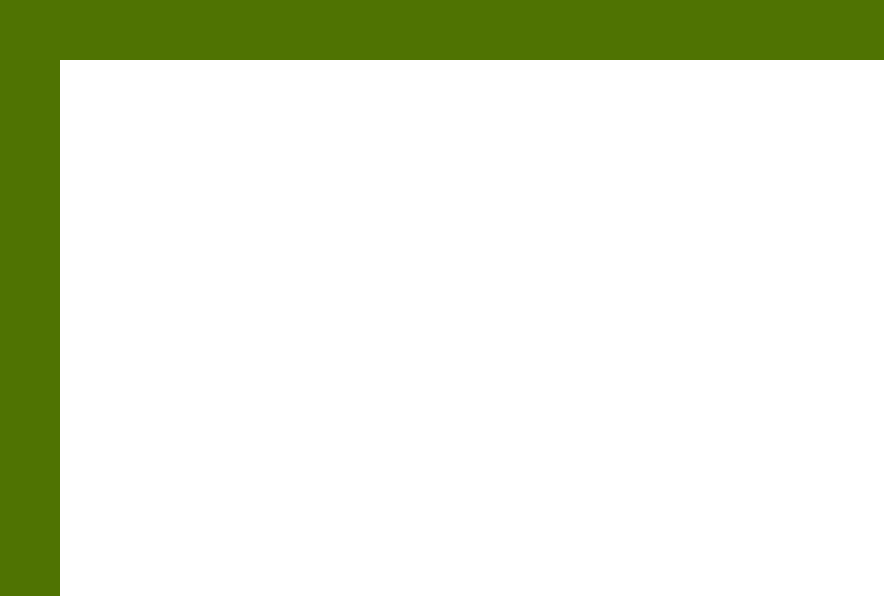
Old version of the form encargado.ui in the repository FernandoHS-0/Sabware.
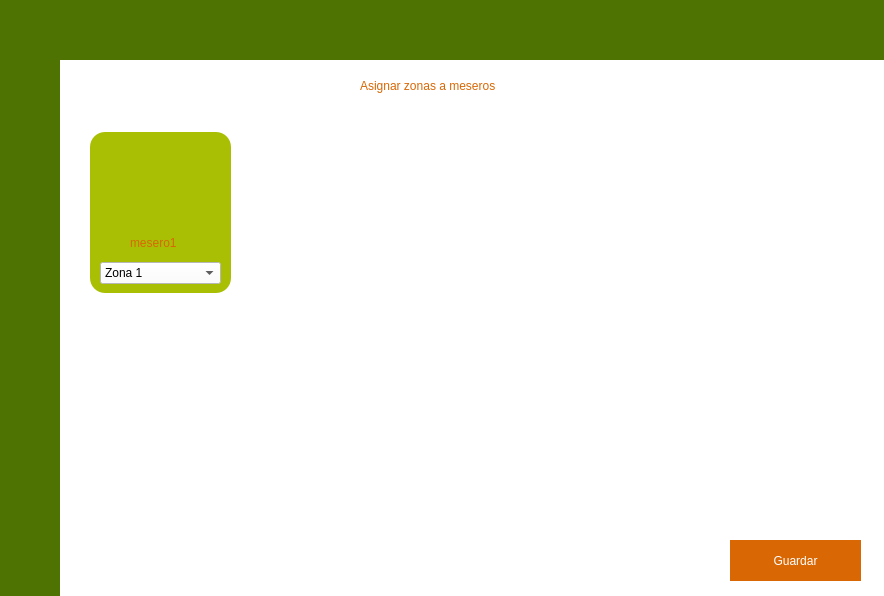
New version of the form. Icons and pictures are not drawn.

Commit message: Asignar zonas

```diff
--- a/encargado.ui
+++ b/encargado.ui
@@ -129,6 +129,135 @@
 	image: url(:/imagenes/img/LogoFaded.png);
 }</string>
     </property>
+    <widget class="QWidget" name="ficha1" native="true">
+     <property name="geometry">
+      <rect>
+       <x>30</x>
+       <y>72</y>
+       <width>141</width>
+       <height>161</height>
+      </rect>
+     </property>
+     <property name="styleSheet">
+      <string notr="true">#ficha1{
+	border-radius: 15px;
+	background-color: #A9BF04;
+}
+</string>
+     </property>
+     <widget class="QComboBox" name="zonaF1">
+      <property name="geometry">
+       <rect>
+        <x>10</x>
+        <y>130</y>
+        <width>121</width>
+        <height>22</height>
+       </rect>
+      </property>
+      <property name="styleSheet">
+       <string notr="true">#zonaF1{
+	background-color: white;
+	border-right: 2px solid #D96704;
+	border-bottom: 2px solid #D96704;
+	font: 10pt &quot;HelvLight&quot;;
+}</string>
+      </property>
+      <item>
+       <property name="text">
+        <string>Zona 1</string>
+       </property>
+      </item>
+      <item>
+       <property name="text">
+        <string>Zona 2</string>
+       </property>
+      </item>
+      <item>
+       <property name="text">
+        <string>Zona 3</string>
+       </property>
+      </item>
+     </widget>
+     <widget class="QPushButton" name="usrIcon1">
+      <property name="geometry">
+       <rect>
+        <x>20</x>
+        <y>10</y>
+        <width>101</width>
+        <height>101</height>
+       </rect>
+      </property>
+      <property name="styleSheet">
+       <string notr="true">#usrIcon1{
+	background: none;
+	border: none;
+	image: url(:/imagenes/img/usuario.png);
+}</string>
+      </property>
+      <property name="text">
+       <string/>
+      </property>
+     </widget>
+     <widget class="QLabel" name="label_2">
+      <property name="geometry">
+       <rect>
+        <x>40</x>
+        <y>100</y>
+        <width>61</width>
+        <height>21</height>
+       </rect>
+      </property>
+      <property name="styleSheet">
+       <string notr="true">font: 12pt &quot;HelvLight&quot;;
+color: #D96704;</string>
+      </property>
+      <property name="text">
+       <string>mesero1</string>
+      </property>
+     </widget>
+    </widget>
+    <widget class="QLabel" name="label">
+     <property name="geometry">
+      <rect>
+       <x>300</x>
+       <y>0</y>
+       <width>251</width>
+       <height>51</height>
+      </rect>
+     </property>
+     <property name="styleSheet">
+      <string notr="true">font: 16pt &quot;HelvLight&quot;;
+color: #D96704;</string>
+     </property>
+     <property name="text">
+      <string>Asignar zonas a meseros</string>
+     </property>
+    </widget>
+    <widget class="QPushButton" name="btnGuardar">
+     <property name="geometry">
+      <rect>
+       <x>670</x>
+       <y>480</y>
+       <width>131</width>
+       <height>41</height>
+      </rect>
+     </property>
+     <property name="styleSheet">
+      <string notr="true">#btnGuardar{
+	background-color: #D96704;
+	border: none;
+	font: 16pt &quot;HelvLight&quot;;
+	color: white;
+}
+
+#btnGuardar:Hover{
+	background-color: #A9BF04;
+}</string>
+     </property>
+     <property name="text">
+      <string>Guardar</string>
+     </property>
+    </widget>
    </widget>
    <widget class="QWidget" name="page_2"/>
   </widget>
```
The commit also changes 4 other files.
